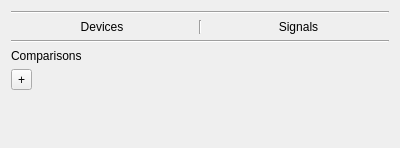
Old version of the form atef/ui/device_configuration_widget.ui in the repository pcdshub/atef.
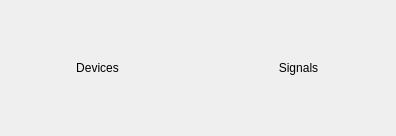
New version of the form.

Commit message: WIP: some progress on device configuration widgets

Diff of the .ui file:
```diff
--- a/atef/ui/device_configuration_widget.ui
+++ b/atef/ui/device_configuration_widget.ui
@@ -6,34 +6,40 @@
    <rect>
     <x>0</x>
     <y>0</y>
-    <width>400</width>
-    <height>148</height>
+    <width>396</width>
+    <height>136</height>
    </rect>
   </property>
   <property name="windowTitle">
    <string>Form</string>
   </property>
-  <layout class="QVBoxLayout" name="verticalLayout">
-   <item>
-    <layout class="QVBoxLayout" name="name_desc_tags_layout"/>
-   </item>
-   <item>
-    <widget class="Line" name="line">
-     <property name="orientation">
-      <enum>Qt::Horizontal</enum>
-     </property>
-    </widget>
-   </item>
-   <item>
-    <layout class="QHBoxLayout" name="horizontalLayout">
+  <layout class="QHBoxLayout" name="horizontalLayout_2">
+   <property name="leftMargin">
+    <number>0</number>
+   </property>
      <property name="topMargin">
       <number>0</number>
      </property>
+   <property name="rightMargin">
+    <number>0</number>
+   </property>
+   <property name="bottomMargin">
+    <number>0</number>
+   </property>
      <item>
       <layout class="QVBoxLayout" name="devices_layout">
+     <property name="leftMargin">
+      <number>0</number>
+     </property>
        <property name="topMargin">
         <number>0</number>
        </property>
+     <property name="rightMargin">
+      <number>0</number>
+     </property>
+     <property name="bottomMargin">
+      <number>0</number>
+     </property>
        <item>
         <widget class="QLabel" name="label_4">
          <property name="text">
@@ -46,18 +52,20 @@
        </item>
       </layout>
      </item>
-     <item>
-      <widget class="Line" name="line_3">
-       <property name="orientation">
-        <enum>Qt::Vertical</enum>
-       </property>
-      </widget>
-     </item>
      <item>
       <layout class="QVBoxLayout" name="signals_layout">
+     <property name="leftMargin">
+      <number>0</number>
+     </property>
        <property name="topMargin">
         <number>0</number>
        </property>
+     <property name="rightMargin">
+      <number>0</number>
+     </property>
+     <property name="bottomMargin">
+      <number>0</number>
+     </property>
        <item>
         <widget class="QLabel" name="label_5">
          <property name="text">
@@ -69,45 +77,6 @@
         </widget>
        </item>
       </layout>
-     </item>
-    </layout>
-   </item>
-   <item>
-    <widget class="Line" name="line_2">
-     <property name="orientation">
-      <enum>Qt::Horizontal</enum>
-     </property>
-    </widget>
-   </item>
-   <item>
-    <widget class="QLabel" name="label_6">
-     <property name="text">
-      <string>Comparisons</string>
-     </property>
-    </widget>
-   </item>
-   <item>
-    <layout class="QVBoxLayout" name="comparisons_layout"/>
-   </item>
-   <item>
-    <widget class="QToolButton" name="add_comparison_button">
-     <property name="text">
-      <string>+</string>
-     </property>
-    </widget>
-   </item>
-   <item>
-    <spacer name="verticalSpacer">
-     <property name="orientation">
-      <enum>Qt::Vertical</enum>
-     </property>
-     <property name="sizeHint" stdset="0">
-      <size>
-       <width>20</width>
-       <height>40</height>
-      </size>
-     </property>
-    </spacer>
    </item>
   </layout>
  </widget>
```
Left out of the diff: 4 changed lines with no effect on the pictures. Lines whose indentation alone changed are shown as unchanged. The commit also changes 3 other files.
